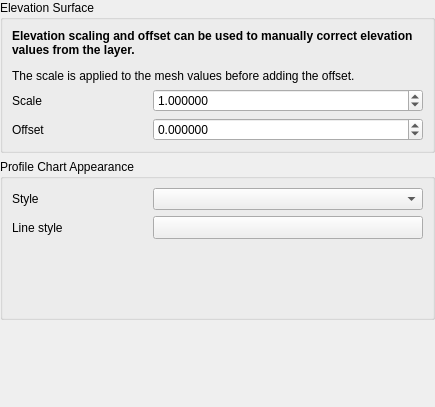
The window that src/ui/mesh/qgsmeshelevationpropertieswidgetbase.ui (carsmie/QGIS) describes before a commit, drawn with Qt 5.
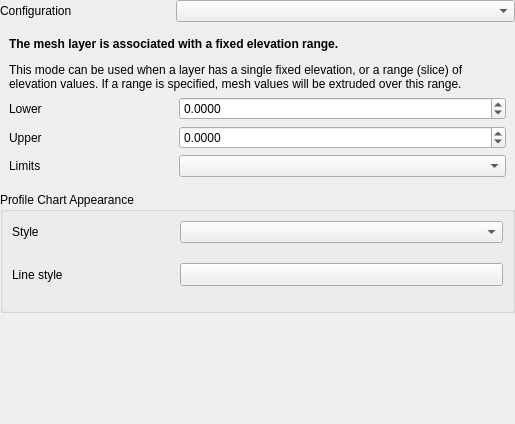
The same window after the commit. The open tabs and pages were chosen to show the change. Custom widgets are drawn as their Qt base class.

Commit message:
Implement fixed elevation range for mesh layers
Just like the equivalent mode for raster layers, this mode indicates
that a fixed constant z range should be applied to the entire mesh
layer.

What changed in the file:
```diff
--- a/src/ui/mesh/qgsmeshelevationpropertieswidgetbase.ui
+++ b/src/ui/mesh/qgsmeshelevationpropertieswidgetbase.ui
@@ -6,14 +6,14 @@
    <rect>
     <x>0</x>
     <y>0</y>
-    <width>435</width>
-    <height>407</height>
+    <width>515</width>
+    <height>424</height>
    </rect>
   </property>
   <property name="windowTitle">
    <string>Raster Elevation Properties</string>
   </property>
-  <layout class="QVBoxLayout" name="verticalLayout">
+  <layout class="QGridLayout" name="gridLayout_2" columnstretch="1,2">
    <property name="leftMargin">
     <number>0</number>
    </property>
@@ -26,22 +26,62 @@
    <property name="bottomMargin">
     <number>0</number>
    </property>
-   <item>
-    <widget class="QGroupBox" name="mElevationGroupBox">
-     <property name="focusPolicy">
-      <enum>Qt::StrongFocus</enum>
+   <item row="0" column="0">
+    <widget class="QLabel" name="label_9">
+     <property name="text">
+      <string>Configuration</string>
      </property>
-     <property name="title">
-      <string>Elevation Surface</string>
+    </widget>
+   </item>
+   <item row="0" column="1">
+    <widget class="QComboBox" name="mModeComboBox"/>
+   </item>
+   <item row="1" column="0" colspan="2">
+    <widget class="QgsStackedWidget" name="mStackedWidget">
+     <property name="sizePolicy">
+      <sizepolicy hsizetype="Preferred" vsizetype="Maximum">
+       <horstretch>0</horstretch>
+       <verstretch>0</verstretch>
+      </sizepolicy>
      </property>
-     <property name="checkable">
-      <bool>false</bool>
+     <property name="frameShape">
+      <enum>QFrame::NoFrame</enum>
      </property>
-     <property name="syncGroup" stdset="0">
-      <string notr="true">vectorgeneral</string>
+     <property name="currentIndex">
+      <number>1</number>
      </property>
-     <layout class="QGridLayout" name="gridLayout_2">
-      <item row="2" column="1" colspan="2">
+     <widget class="QWidget" name="mPageFromVertices">
+      <property name="sizePolicy">
+       <sizepolicy hsizetype="Preferred" vsizetype="Maximum">
+        <horstretch>0</horstretch>
+        <verstretch>0</verstretch>
+       </sizepolicy>
+      </property>
+      <layout class="QGridLayout" name="gridLayout_5" columnstretch="1,2">
+       <item row="1" column="0">
+        <widget class="QLabel" name="label_4">
+         <property name="text">
+          <string>Scale</string>
+         </property>
+        </widget>
+       </item>
+       <item row="0" column="0" colspan="2">
+        <widget class="QLabel" name="label_11">
+         <property name="sizePolicy">
+          <sizepolicy hsizetype="Preferred" vsizetype="Maximum">
+           <horstretch>0</horstretch>
+           <verstretch>0</verstretch>
+          </sizepolicy>
+         </property>
+         <property name="text">
+          <string>&lt;html&gt;&lt;head/&gt;&lt;body&gt;&lt;p&gt;&lt;span style=&quot; font-weight:600;&quot;&gt;The elevation will be taken from the mesh vertices.&lt;/span&gt;&lt;/p&gt;&lt;p&gt;Elevation scaling and offset can be used to manually correct elevation values from the layer. The scale is applied to the raster values before adding the offset.&lt;/p&gt;&lt;/body&gt;&lt;/html&gt;</string>
+         </property>
+         <property name="wordWrap">
+          <bool>true</bool>
+         </property>
+        </widget>
+       </item>
+       <item row="2" column="1">
        <widget class="QgsDoubleSpinBox" name="mOffsetZSpinBox">
         <property name="decimals">
          <number>6</number>
@@ -55,20 +95,13 @@
        </widget>
       </item>
       <item row="2" column="0">
-       <widget class="QLabel" name="label">
+        <widget class="QLabel" name="label_10">
         <property name="text">
          <string>Offset</string>
         </property>
        </widget>
       </item>
-      <item row="1" column="0">
-       <widget class="QLabel" name="label_2">
-        <property name="text">
-         <string>Scale</string>
-        </property>
-       </widget>
-      </item>
-      <item row="1" column="1" colspan="2">
+       <item row="1" column="1">
        <widget class="QgsDoubleSpinBox" name="mScaleZSpinBox">
         <property name="decimals">
          <number>6</number>
@@ -84,10 +117,79 @@
         </property>
        </widget>
       </item>
-      <item row="0" column="0" colspan="3">
-       <widget class="QLabel" name="label_3">
+      </layout>
+     </widget>
+     <widget class="QWidget" name="mPageFixedRange">
+      <property name="sizePolicy">
+       <sizepolicy hsizetype="Preferred" vsizetype="Maximum">
+        <horstretch>0</horstretch>
+        <verstretch>0</verstretch>
+       </sizepolicy>
+      </property>
+      <property name="autoFillBackground">
+       <bool>false</bool>
+      </property>
+      <layout class="QGridLayout" name="gridLayout_6" columnstretch="1,2">
+       <item row="1" column="0">
+        <widget class="QLabel" name="label_13">
         <property name="text">
-         <string>&lt;html&gt;&lt;head/&gt;&lt;body&gt;&lt;p&gt;&lt;span style=&quot; font-weight:600;&quot;&gt;Elevation scaling and offset can be used to manually correct elevation values from the layer.&lt;/span&gt;&lt;/p&gt;&lt;p&gt;The scale is applied to the mesh values before adding the offset.&lt;/p&gt;&lt;/body&gt;&lt;/html&gt;</string>
+          <string>Lower</string>
+         </property>
+        </widget>
+       </item>
+       <item row="3" column="1">
+        <widget class="QComboBox" name="mLimitsComboBox"/>
+       </item>
+       <item row="2" column="0">
+        <widget class="QLabel" name="label_14">
+         <property name="text">
+          <string>Upper</string>
+         </property>
+        </widget>
+       </item>
+       <item row="3" column="0">
+        <widget class="QLabel" name="mLimitsLabel">
+         <property name="text">
+          <string>Limits</string>
+         </property>
+        </widget>
+       </item>
+       <item row="2" column="1">
+        <widget class="QgsDoubleSpinBox" name="mFixedUpperSpinBox">
+         <property name="decimals">
+          <number>4</number>
+         </property>
+         <property name="minimum">
+          <double>-9999999998.000000000000000</double>
+         </property>
+         <property name="maximum">
+          <double>9999999999.000000000000000</double>
+         </property>
+        </widget>
+       </item>
+       <item row="1" column="1">
+        <widget class="QgsDoubleSpinBox" name="mFixedLowerSpinBox">
+         <property name="decimals">
+          <number>4</number>
+         </property>
+         <property name="minimum">
+          <double>-9999999998.000000000000000</double>
+         </property>
+         <property name="maximum">
+          <double>9999999999.000000000000000</double>
+         </property>
+        </widget>
+       </item>
+       <item row="0" column="0" colspan="2">
+        <widget class="QLabel" name="label_15">
+         <property name="sizePolicy">
+          <sizepolicy hsizetype="Preferred" vsizetype="Maximum">
+           <horstretch>0</horstretch>
+           <verstretch>0</verstretch>
+          </sizepolicy>
+         </property>
+         <property name="text">
+          <string>&lt;html&gt;&lt;head/&gt;&lt;body&gt;&lt;p&gt;&lt;span style=&quot; font-weight:600;&quot;&gt;The mesh layer is associated with a fixed elevation range.&lt;/span&gt;&lt;/p&gt;&lt;p&gt;This mode can be used when a layer has a single fixed elevation, or a range (slice) of elevation values. If a range is specified, mesh values will be extruded over this range.&lt;/p&gt;&lt;/body&gt;&lt;/html&gt;</string>
         </property>
         <property name="wordWrap">
          <bool>true</bool>
@@ -96,13 +198,17 @@
       </item>
      </layout>
     </widget>
+    </widget>
    </item>
-   <item>
+   <item row="2" column="0" colspan="2">
     <widget class="QGroupBox" name="groupBox_3">
      <property name="title">
       <string>Profile Chart Appearance</string>
      </property>
      <layout class="QGridLayout" name="gridLayout_3" columnstretch="1,2">
+      <item row="0" column="1">
+       <widget class="QComboBox" name="mStyleComboBox"/>
+      </item>
       <item row="0" column="0">
        <widget class="QLabel" name="label_6">
         <property name="text">
@@ -110,11 +216,8 @@
         </property>
        </widget>
       </item>
-      <item row="0" column="1">
-       <widget class="QComboBox" name="mStyleComboBox"/>
-      </item>
       <item row="1" column="0" colspan="2">
-       <widget class="QStackedWidget" name="mSymbologyStackedWidget">
+       <widget class="QgsStackedWidget" name="mSymbologyStackedWidget">
         <property name="sizePolicy">
          <sizepolicy hsizetype="Preferred" vsizetype="Maximum">
           <horstretch>0</horstretch>
@@ -122,7 +225,7 @@
          </sizepolicy>
         </property>
         <property name="currentIndex">
-         <number>1</number>
+         <number>0</number>
         </property>
         <widget class="QWidget" name="mPageLine">
          <layout class="QGridLayout" name="gridLayout" columnstretch="1,2">
@@ -138,19 +241,6 @@
           <property name="bottomMargin">
            <number>0</number>
           </property>
-          <item row="0" column="1">
-           <widget class="QgsSymbolButton" name="mLineStyleButton">
-            <property name="sizePolicy">
-             <sizepolicy hsizetype="Expanding" vsizetype="Fixed">
-              <horstretch>0</horstretch>
-              <verstretch>0</verstretch>
-             </sizepolicy>
-            </property>
-            <property name="text">
-             <string/>
-            </property>
-           </widget>
-          </item>
           <item row="0" column="0">
            <widget class="QLabel" name="label_5">
             <property name="text">
@@ -158,18 +248,18 @@
             </property>
            </widget>
           </item>
-          <item row="1" column="1">
-           <spacer name="verticalSpacer_2">
-            <property name="orientation">
-             <enum>Qt::Vertical</enum>
+          <item row="0" column="1">
+           <widget class="QgsSymbolButton" name="mLineStyleButton">
+            <property name="sizePolicy">
+             <sizepolicy hsizetype="Expanding" vsizetype="Fixed">
+              <horstretch>0</horstretch>
+              <verstretch>0</verstretch>
+             </sizepolicy>
             </property>
-            <property name="sizeHint" stdset="0">
-             <size>
-              <width>20</width>
-              <height>40</height>
-             </size>
+            <property name="text">
+             <string/>
             </property>
-           </spacer>
+           </widget>
           </item>
          </layout>
         </widget>
@@ -187,13 +277,6 @@
           <property name="bottomMargin">
            <number>0</number>
           </property>
-          <item row="0" column="0">
-           <widget class="QLabel" name="label_7">
-            <property name="text">
-             <string>Fill style</string>
-            </property>
-           </widget>
-          </item>
           <item row="1" column="0">
            <widget class="QLabel" name="label_8">
             <property name="text">
@@ -201,16 +284,10 @@
             </property>
            </widget>
           </item>
-          <item row="0" column="1">
-           <widget class="QgsSymbolButton" name="mFillStyleButton">
-            <property name="sizePolicy">
-             <sizepolicy hsizetype="Expanding" vsizetype="Fixed">
-              <horstretch>0</horstretch>
-              <verstretch>0</verstretch>
-             </sizepolicy>
-            </property>
+          <item row="0" column="0">
+           <widget class="QLabel" name="label_7">
             <property name="text">
-             <string/>
+             <string>Fill style</string>
             </property>
            </widget>
           </item>
@@ -227,18 +304,18 @@
             </property>
            </widget>
           </item>
-          <item row="2" column="1">
-           <spacer name="verticalSpacer_3">
-            <property name="orientation">
-             <enum>Qt::Vertical</enum>
+          <item row="0" column="1">
+           <widget class="QgsSymbolButton" name="mFillStyleButton">
+            <property name="sizePolicy">
+             <sizepolicy hsizetype="Expanding" vsizetype="Fixed">
+              <horstretch>0</horstretch>
+              <verstretch>0</verstretch>
+             </sizepolicy>
             </property>
-            <property name="sizeHint" stdset="0">
-             <size>
-              <width>20</width>
-              <height>40</height>
-             </size>
+            <property name="text">
+             <string/>
             </property>
-           </spacer>
+           </widget>
           </item>
          </layout>
         </widget>
@@ -247,7 +324,7 @@
      </layout>
     </widget>
    </item>
-   <item>
+   <item row="3" column="0">
     <spacer name="verticalSpacer">
      <property name="orientation">
       <enum>Qt::Vertical</enum>
@@ -273,6 +350,12 @@
    <extends>QToolButton</extends>
    <header>qgssymbolbutton.h</header>
   </customwidget>
+  <customwidget>
+   <class>QgsStackedWidget</class>
+   <extends>QStackedWidget</extends>
+   <header>qgsstackedwidget.h</header>
+   <container>1</container>
+  </customwidget>
  </customwidgets>
  <tabstops>
   <tabstop>mElevationGroupBox</tabstop>
```
Left out of the diff: 5 changed lines with no effect on the pictures. Lines whose indentation alone changed are shown as unchanged. The commit also changes 18 other files.
